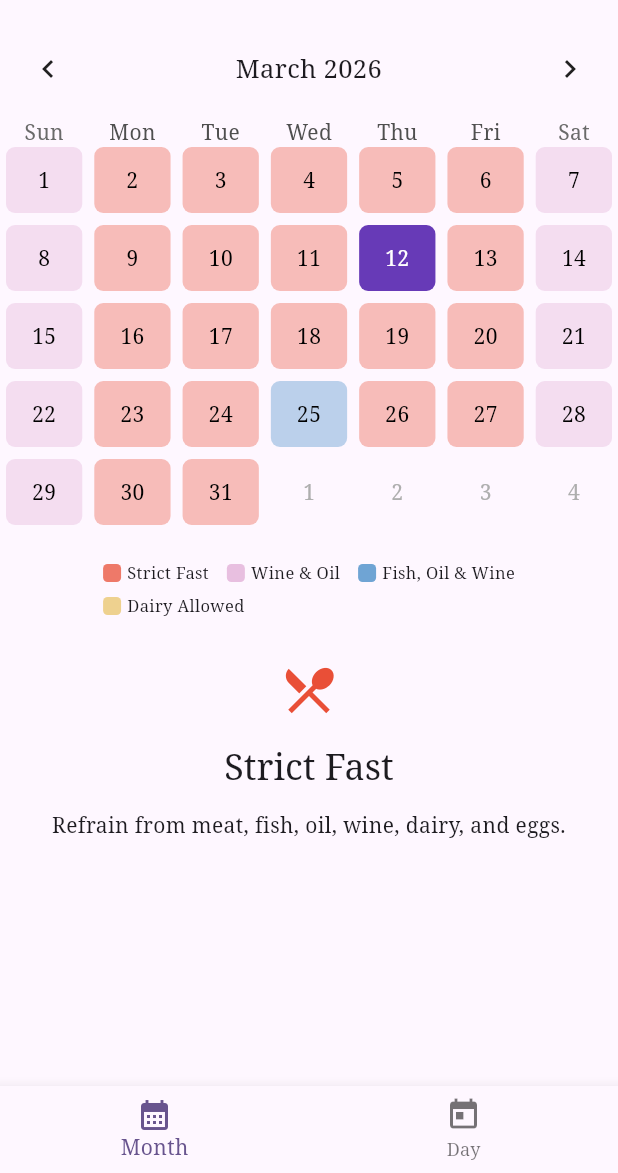
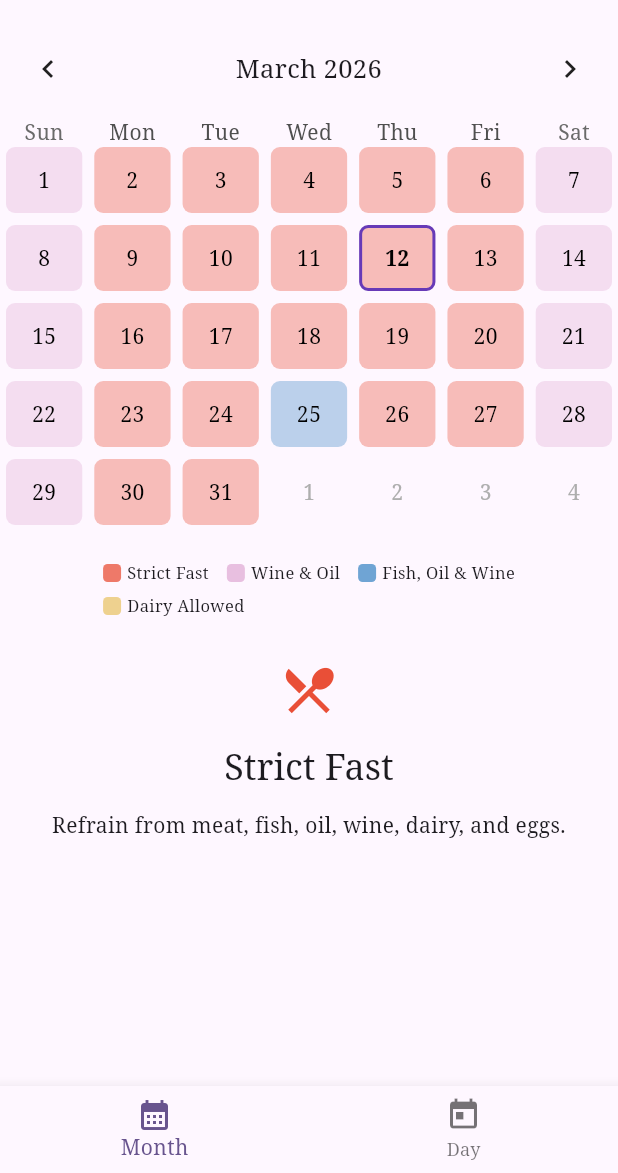
Before and after one commit to d3metrious/OrthodoxFastingCalender, a Flutter app: the screen it shows after launch, on a phone screen of 412 x 824 dp, the part 63-1236 px from its top. Run offline on Flutter 3.47's test engine with Material 3 defaults, Android fonts, the phone set to English and light mode, and no system bars; drawn by our look-alikes of table_calendar; our stand-ins replace google_fonts, shared_preferences.

Commit message:
Border selected day

```diff
--- a/lib/pages/calendar_page.dart
+++ b/lib/pages/calendar_page.dart
@@ -231,29 +231,37 @@ class _CalendarPageState extends State<CalendarPage> {
     final fastType = fastingService.getFastingType(day);
 
     Color? bgColor;
-    Color textColor;
+    Color textColor = isDarkMode ? Colors.white : Colors.black;
+    BoxBorder? border;
+
+    if (fastType != null) {
+      bgColor = fastType.color.withOpacity(isDarkMode ? 0.5 : 0.35);
+    } else if (isToday) {
+      bgColor = AppColors.primary.withOpacity(0.25);
+    }
 
     if (isSelected) {
-      bgColor = AppColors.primary;
-      textColor = Colors.white;
-    } else if (fastType != null) {
-      bgColor = fastType.color.withOpacity(isDarkMode ? 0.5 : 0.35);
-      textColor = isDarkMode ? Colors.white : Colors.black;
-    } else if (isToday) {
-      bgColor = AppColors.primary.withOpacity(0.25);
-      textColor = isDarkMode ? Colors.white : Colors.black;
-    } else {
-      bgColor = null;
-      textColor = (isDarkMode ? Colors.white : Colors.black);
+      border = Border.all(
+        color: AppColors.primary,
+        width: 2.0,
+      );
     }
 
     return Container(
       margin: const EdgeInsets.all(4),
-      decoration: bgColor != null
-          ? BoxDecoration(color: bgColor, borderRadius: BorderRadius.circular(6))
-          : null,
+      decoration: BoxDecoration(
+        color: bgColor,
+        borderRadius: BorderRadius.circular(6),
+        border: border,
+      ),
       alignment: Alignment.center,
-      child: Text('${day.day}', style: TextStyle(color: textColor)),
+      child: Text(
+        '${day.day}',
+        style: TextStyle(
+          color: textColor,
+          fontWeight: isSelected ? FontWeight.bold : FontWeight.normal,
+        )
+      ),
     );
   }
 
```
